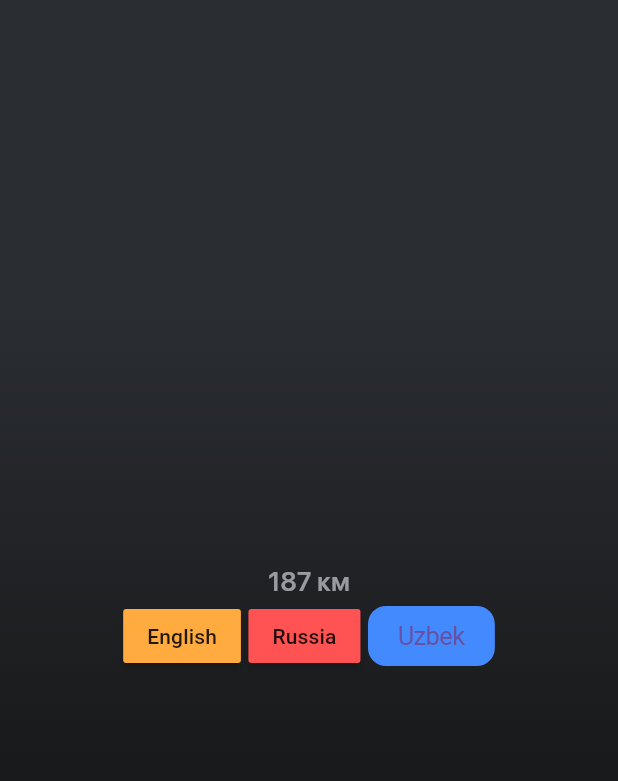
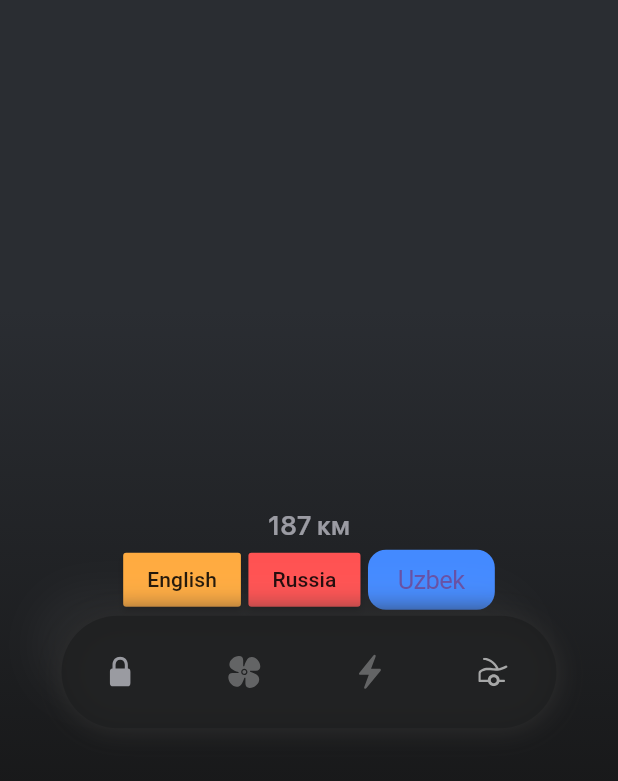
Before and after one commit to saidjohn/tesla, a Flutter app: the screen it shows after launch, on a phone screen of 412 x 824 dp. Shown: the top 781 px of the screen. Run offline on Flutter 3.47's test engine with Material 2 defaults, Android fonts, the phone set to English and light mode, and no system bars; our stand-ins replace easy_localization, flutter_svg, glassmorphism.

Commit message:
Muhriddin four commit

```diff
--- a/lib/screens/climate_screen.dart
+++ b/lib/screens/climate_screen.dart
@@ -5,6 +5,7 @@ import 'package:flutter/cupertino.dart';
 import 'package:flutter/material.dart';
 import 'package:tesla/services/themes/texts.dart';
 import '../services/local_services.dart';
+import '../views/components/custom_controller_menu.dart';
 
 class ClimateScreen extends StatefulWidget {
   static const id = "/climate";
@@ -62,7 +63,8 @@ class _ClimateScreenState extends State<ClimateScreen> {
                     child: const Text("Uzbek").tr(),
                   ),
                 ],
-              )
+              ),
+              const CustomControlPanel(),
             ],
           ),
         ),
--- /dev/null
+++ b/lib/views/components/custom_controller_menu.dart
@@ -0,0 +1,89 @@
+import 'package:flutter/cupertino.dart';
+import 'package:flutter/material.dart';
+import 'package:tesla/services/constants/svg_icon.dart';
+import 'package:tesla/services/themes/colors.dart';
+
+class CustomControlPanel extends StatefulWidget {
+  const CustomControlPanel({super.key});
+
+  @override
+  State<CustomControlPanel> createState() => _CustomControlPanelState();
+}
+
+class _CustomControlPanelState extends State<CustomControlPanel> {
+  bool lockFillColor = true;
+  bool windSnowColor = true;
+  bool chargeBulbColor = true;
+  bool carDetailedColor = true;
+
+  @override
+  Widget build(BuildContext context) {
+    return Container(
+      width: 330,
+      height: 75,
+      decoration: BoxDecoration(
+        color: const Color(0xD91E1F20),
+        borderRadius: BorderRadius.circular(50),
+        boxShadow: const [
+          BoxShadow(
+            offset: Offset(-18, -18),
+            blurRadius: 20,
+            color: Color.fromRGBO(255, 255, 255, .04),
+          ),
+          BoxShadow(
+            offset: Offset(1, 1),
+            blurRadius: 2,
+            color: Color.fromRGBO(0, 0, 0, .02),
+          ),
+          BoxShadow(
+            offset: Offset(1, 1),
+            blurRadius: 20,
+            color: Color.fromRGBO(0, 0, 0, .25),
+          ),
+          BoxShadow(
+            offset: Offset(1, 1),
+            blurRadius: 16,
+            color: Color(0xFF323232),
+          ),
+        ],
+      ),
+      child: Row(
+        mainAxisAlignment: MainAxisAlignment.spaceAround,
+        children: [
+          CupertinoButton(
+            child:  SvgIcon.lock.copyWith(newColor: AppColors.textGrey30),
+            onPressed: () {
+              setState(() {
+              });
+            },
+          ),
+          CupertinoButton(
+            child: SvgIcon.vent.copyWith(newColor: Colors.white),
+
+            onPressed: () {
+              setState(() {
+
+              });
+            },
+          ),
+          CupertinoButton(
+            child:SvgIcon.charge.copyWith(newColor: Colors.white),
+            onPressed: () {
+              setState(() {
+
+              });
+            },
+          ),
+          CupertinoButton(
+            child: SvgIcon.car_1.copyWith(newColor: Colors.white),
+            onPressed: () {
+              setState(() {
+
+              });
+            },
+          ),
+        ],
+      ),
+    );
+  }
+}
```
